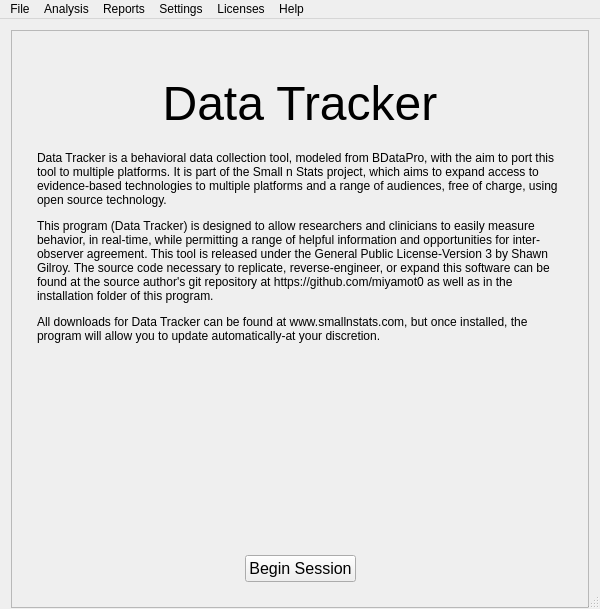
miyamot0/DataTracker3, file startwindow.ui: the form before one commit.
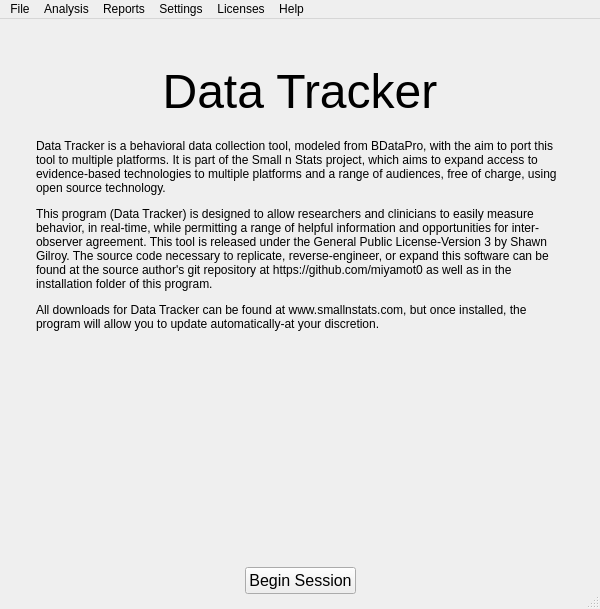
The form after the commit. Icons and pictures are not drawn.

```diff
--- a/startwindow.ui
+++ b/startwindow.ui
@@ -48,8 +48,17 @@
     <property name="sizeConstraint">
      <enum>QLayout::SetDefaultConstraint</enum>
     </property>
+    <property name="topMargin">
+     <number>0</number>
+    </property>
+    <property name="bottomMargin">
+     <number>0</number>
+    </property>
     <item>
      <widget class="QFrame" name="frame">
+      <property name="enabled">
+       <bool>true</bool>
+      </property>
       <property name="minimumSize">
        <size>
         <width>600</width>
@@ -66,7 +75,7 @@
        <string notr="true"/>
       </property>
       <property name="frameShape">
-       <enum>QFrame::StyledPanel</enum>
+       <enum>QFrame::NoFrame</enum>
       </property>
       <property name="frameShadow">
        <enum>QFrame::Raised</enum>
```
Left out of the diff: 2 changed lines with no effect on the pictures.
